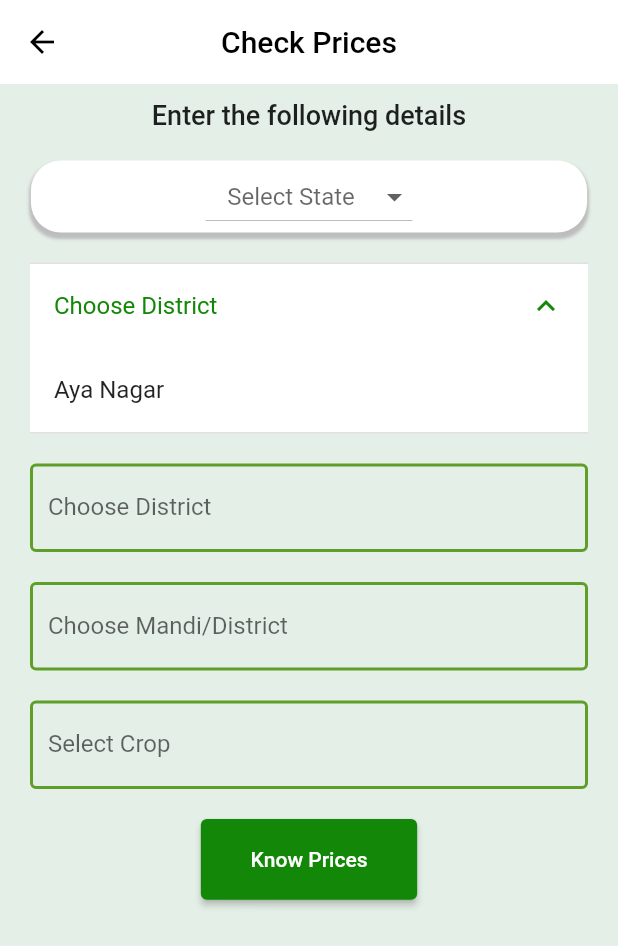
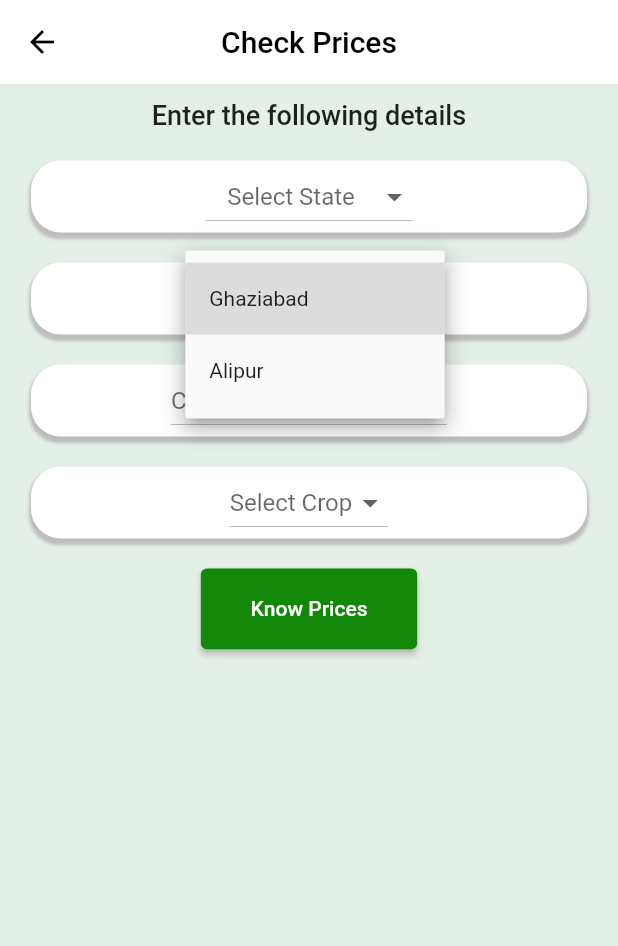
Before and after one commit to abhi2718/AgriChikitsa_Frontend, a Flutter app: the CheckPricesScreen screen opened by its route, after a tap on "Choose District", on a phone screen of 412 x 824 dp. Shown: the top 946 px of the screen. Run offline on Flutter 3.47's test engine with Material 2 defaults, Android fonts, the phone set to English and light mode, and no system bars; our stand-ins replace animated_text_kit, another_flushbar, cached_network_image, chat_bubbles, firebase_auth, firebase_core and 11 more; missing offline and left inert: jumping_dot; accounts and stored records are empty; generated files the repository leaves out were written again.

Commit message:
Prices Button+Weather Screen basic

```diff
--- a/lib/main.dart
+++ b/lib/main.dart
@@ -1,6 +1,7 @@
 import 'package:agriChikitsa/l10n/l10n.dart';
 import 'package:agriChikitsa/screens/tab.screens/hometab.screen/checkPrices.screen/checkPricesViewModel.dart';
 import 'package:agriChikitsa/screens/tab.screens/hometab.screen/createPost.screen/create_post_model.dart';
+import 'package:agriChikitsa/screens/tab.screens/hometab.screen/weather.screen/weatherScreenViewModel.dart';
 import 'package:agriChikitsa/screens/tab.screens/myprofile.screen/myprofile_view_model.dart';
 import 'package:agriChikitsa/screens/tab.screens/notifications.screen/notification_view_model.dart';
 import 'package:flutter/material.dart';
@@ -83,6 +84,9 @@ class App extends StatelessWidget {
         ChangeNotifierProvider<CheckPricesModel>(
           create: (_) => CheckPricesModel(),
         ),
+        ChangeNotifierProvider<WeatherViewModel>(
+          create: (_) => WeatherViewModel(),
+        ),
       ],
       child: Consumer<ProfileViewModel>(
         builder: (context, provider, child) {
--- /dev/null
+++ b/lib/repository/weather.repo/weather_repository.dart
@@ -0,0 +1,6 @@
+import '../../data/network/network_api_service.dart';
+import '../../res/app_url.dart';
+
+class WeatherRepository {
+  final _apiServices = NetworkApiService();
+}
--- a/lib/routes/routes.dart
+++ b/lib/routes/routes.dart
@@ -1,6 +1,7 @@
 import 'package:agriChikitsa/screens/tab.screens/hometab.screen/checkPrices.screen/checkprices.dart';
 import 'package:agriChikitsa/screens/tab.screens/hometab.screen/checkPrices.screen/widgets/pricesScreen.dart';
 import 'package:agriChikitsa/screens/tab.screens/hometab.screen/createPost.screen/createPost.dart';
+import 'package:agriChikitsa/screens/tab.screens/hometab.screen/weather.screen/weathersScreen.dart';
 import 'package:agriChikitsa/screens/tab.screens/myprofile.screen/myprofilescreen.dart';
 import 'package:flutter/material.dart';
 import '../screens/auth.screen/auth.landing/landing.dart';
@@ -26,6 +27,7 @@ class Routes {
     RouteName.createPostRoute: (context) => const CreatePostScreen(),
     RouteName.checkPricesRoute: (context) => const CheckPricesScreen(),
     RouteName.pricesScreenRoute: (context) => const PricesScreen(),
+    RouteName.weatherScreenRoute: (context) => const WeatherScreen(),
     RouteName.chatBotRoute: (context) => const ChatTabScreen(),
     RouteName.myProfileScreenRoute: (context) => const MyProfileScreen(),
     RouteName.notificationScreenRoute: (context) => const NotificationScreen(),
--- a/lib/routes/routes_name.dart
+++ b/lib/routes/routes_name.dart
@@ -9,6 +9,7 @@ class RouteName {
   static const String createPostRoute = "/create/post";
   static const String checkPricesRoute = "/check/prices";
   static const String pricesScreenRoute = "/check/prices/PricesScreen";
+  static const String weatherScreenRoute = "/weatherScreen";
   static const String chatBotRoute = "/chat/bot";
   static const String myProfileScreenRoute = "/myProfileScreen";
   static const String notificationScreenRoute = "/notificationsScreen";
--- a/lib/screens/tab.screens/hometab.screen/checkPrices.screen/checkPricesViewModel.dart
+++ b/lib/screens/tab.screens/hometab.screen/checkPrices.screen/checkPricesViewModel.dart
@@ -21,8 +21,21 @@ class CheckPricesModel with ChangeNotifier {
     "Haryana",
     "Meghalaya"
   ];
+  dynamic districtList = ['Ghaziabad', 'Alipur'];
+  dynamic mandiList = ['Ghazipur Mandi', 'Alipur Mandi'];
+  dynamic cropList = ['Rice', 'Wheat'];
+  var selectedState = "";
+  var selectedDistrict = "";
+  var selectedMandi = "";
+  var selectedCrop = "";
 
-  var selectedState = "";
+  void reinitalize() {
+    selectedState = "";
+    selectedMandi = "";
+    selectedDistrict = "";
+    selectedCrop = "";
+  }
+
   void goToPricesScreen(BuildContext context) {
     Navigator.of(context).pushNamed(RouteName.pricesScreenRoute);
   }
@@ -33,6 +46,21 @@ class CheckPricesModel with ChangeNotifier {
 
   void setSelectedState(String value) {
     selectedState = value;
+    notifyListeners();
+  }
+
+  void setSelectedDistrict(String value) {
+    selectedDistrict = value;
+    notifyListeners();
+  }
+
+  void setSelectedMandi(String value) {
+    selectedMandi = value;
+    notifyListeners();
+  }
+
+  void setSelectedCrop(String value) {
+    selectedCrop = value;
     notifyListeners();
   }
 
--- a/lib/screens/tab.screens/hometab.screen/checkPrices.screen/checkprices.dart
+++ b/lib/screens/tab.screens/hometab.screen/checkPrices.screen/checkprices.dart
@@ -14,7 +14,9 @@ class CheckPricesScreen extends HookWidget {
     final dimension = Utils.getDimensions(context, true);
     final useViewModel = useMemoized(
         () => Provider.of<CheckPricesModel>(context, listen: false));
-
+    useEffect(() {
+      useViewModel.reinitalize();
+    }, []);
     return Scaffold(
       backgroundColor: AppColor.notificationBgColor,
       appBar: AppBar(
@@ -63,7 +65,10 @@ class CheckPricesScreen extends HookWidget {
                     child: Padding(
                       padding: const EdgeInsets.only(left: 30, right: 30),
                       child: DropdownButton(
-                          hint: Text("Select State"),
+                          hint: const BaseText(
+                            title: "Select State",
+                            style: TextStyle(),
+                          ),
                           value: provider.selectedState.isEmpty
                               ? null
                               : useViewModel.selectedState,
@@ -72,9 +77,9 @@ class CheckPricesScreen extends HookWidget {
                               .map<DropdownMenuItem<String>>((String value) {
                             return DropdownMenuItem<String>(
                               value: value,
-                              child: Text(
-                                value,
-                                style: TextStyle(fontSize: 14),
+                              child: BaseText(
+                                title: value,
+                                style: const TextStyle(fontSize: 14),
                               ),
                             );
                           }).toList(),
@@ -88,80 +93,138 @@ class CheckPricesScreen extends HookWidget {
               const SizedBox(
                 height: 20,
               ),
-              const ExpansionTile(
-                initiallyExpanded: false,
-                title: Text("Choose District"),
-                collapsedBackgroundColor: Colors.white,
-                backgroundColor: Colors.white,
-                children: [
-                  ListTile(
-                    title: Text("Aya Nagar"),
-                  )
-                ],
-              ),
+              Consumer<CheckPricesModel>(builder: (context, provider, child) {
+                return Container(
+                  width: dimension['width']! * 0.90,
+                  decoration: BoxDecoration(
+                      boxShadow: [
+                        BoxShadow(
+                            color: Colors.grey[400]!,
+                            blurRadius: 1.0,
+                            spreadRadius: 1,
+                            offset: Offset(0, 3))
+                      ],
+                      color: Colors.white,
+                      borderRadius: BorderRadius.circular(20)),
+                  child: Center(
+                    child: Padding(
+                      padding: const EdgeInsets.only(left: 30, right: 30),
+                      child: DropdownButton(
+                          hint: const BaseText(
+                            title: "Choose District",
+                            style: TextStyle(),
+                          ),
+                          value: provider.selectedDistrict.isEmpty
+                              ? null
+                              : useViewModel.selectedDistrict,
+                          alignment: AlignmentDirectional.center,
+                          items: provider.districtList
+                              .map<DropdownMenuItem<String>>((String value) {
+                            return DropdownMenuItem<String>(
+                              value: value,
+                              child: BaseText(
+                                title: value,
+                                style: const TextStyle(fontSize: 14),
+                              ),
+                            );
+                          }).toList(),
+                          onChanged: (value) {
+                            provider.setSelectedDistrict(value!);
+                          }),
+                    ),
+                  ),
+                );
+              }),
               const SizedBox(
                 height: 20,
               ),
-              TextField(
-                decoration: const InputDecoration(
-                  labelText: "Choose District",
-                  border: OutlineInputBorder(),
-                  enabledBorder: OutlineInputBorder(
-                    borderSide:
-                        BorderSide(color: AppColor.darkColor, width: 2.0),
+              Consumer<CheckPricesModel>(builder: (context, provider, child) {
+                return Container(
+                  width: dimension['width']! * 0.90,
+                  decoration: BoxDecoration(
+                      boxShadow: [
+                        BoxShadow(
+                            color: Colors.grey[400]!,
+                            blurRadius: 1.0,
+                            spreadRadius: 1,
+                            offset: Offset(0, 3))
+                      ],
+                      color: Colors.white,
+                      borderRadius: BorderRadius.circular(20)),
+                  child: Center(
+                    child: Padding(
+                      padding: const EdgeInsets.only(left: 30, right: 30),
+                      child: DropdownButton(
+                          hint: const BaseText(
+                            title: "Choose Mandi/District",
+                            style: TextStyle(),
+                          ),
+                          value: provider.selectedMandi.isEmpty
+                              ? null
+                              : useViewModel.selectedMandi,
+                          alignment: AlignmentDirectional.center,
+                          items: provider.mandiList
+                              .map<DropdownMenuItem<String>>((String value) {
+                            return DropdownMenuItem<String>(
+                              value: value,
+                              child: BaseText(
+                                title: value,
+                                style: const TextStyle(fontSize: 14),
+                              ),
+                            );
+                          }).toList(),
+                          onChanged: (value) {
+                            provider.setSelectedMandi(value!);
+                          }),
+                    ),
                   ),
-                ),
-                keyboardType: TextInputType.name,
-                onChanged: (value) {},
-                onTapOutside: (_) =>
-                    FocusManager.instance.primaryFocus?.unfocus(),
-                onSubmitted: (_) {
-                  FocusManager.instance.primaryFocus?.unfocus();
-                },
-                onEditingComplete: () {},
-              ),
+                );
+              }),
               const SizedBox(
                 height: 20,
               ),
-              TextField(
-                decoration: const InputDecoration(
-                  labelText: "Choose Mandi/District",
-                  border: OutlineInputBorder(),
-                  enabledBorder: OutlineInputBorder(
-                    borderSide:
-                        BorderSide(color: AppColor.darkColor, width: 2.0),
+              Consumer<CheckPricesModel>(builder: (context, provider, child) {
+                return Container(
+                  width: dimension['width']! * 0.90,
+                  decoration: BoxDecoration(
+                      boxShadow: [
+                        BoxShadow(
+                            color: Colors.grey[400]!,
+                            blurRadius: 1.0,
+                            spreadRadius: 1,
+                            offset: Offset(0, 3))
+                      ],
+                      color: Colors.white,
+                      borderRadius: BorderRadius.circular(20)),
+                  child: Center(
+                    child: Padding(
+                      padding: const EdgeInsets.only(left: 30, right: 30),
+                      child: DropdownButton(
+                          hint: const BaseText(
+                            title: "Select Crop",
+                            style: TextStyle(),
+                          ),
+                          value: provider.selectedCrop.isEmpty
+                              ? null
+                              : useViewModel.selectedCrop,
+                          alignment: AlignmentDirectional.center,
+                          items: provider.cropList
+                              .map<DropdownMenuItem<String>>((String value) {
+                            return DropdownMenuItem<String>(
+                              value: value,
+                              child: BaseText(
+                                title: value,
+                                style: const TextStyle(fontSize: 14),
+                              ),
+                            );
+                          }).toList(),
+                          onChanged: (value) {
+                            provider.setSelectedCrop(value!);
+                          }),
+                    ),
                   ),
-                ),
-                keyboardType: TextInputType.name,
-                onChanged: (value) {},
-                onTapOutside: (_) =>
-                    FocusManager.instance.primaryFocus?.unfocus(),
-                onSubmitted: (_) {
-                  FocusManager.instance.primaryFocus?.unfocus();
-                },
-                onEditingComplete: () {},
-              ),
-              const SizedBox(
-                height: 20,
-              ),
-              TextField(
-                decoration: const InputDecoration(
-                  labelText: "Select Crop",
-                  border: OutlineInputBorder(),
-                  enabledBorder: OutlineInputBorder(
-                    borderSide:
-                        BorderSide(color: AppColor.darkColor, width: 2.0),
-                  ),
-                ),
-                keyboardType: TextInputType.name,
-                onChanged: (value) {},
-                onTapOutside: (_) =>
-                    FocusManager.instance.primaryFocus?.unfocus(),
-                onSubmitted: (_) {
-                  FocusManager.instance.primaryFocus?.unfocus();
-                },
-                onEditingComplete: () {},
-              ),
+                );
+              }),
               const SizedBox(
                 height: 20,
               ),
--- /dev/null
+++ b/lib/screens/tab.screens/hometab.screen/weather.screen/weatherScreenViewModel.dart
@@ -0,0 +1,11 @@
+import 'package:agriChikitsa/repository/check_prices.repo/check_prices_repository.dart';
+import 'package:agriChikitsa/repository/weather.repo/weather_repository.dart';
+import 'package:flutter/material.dart';
+
+class WeatherViewModel with ChangeNotifier {
+  final _weatherRepository = WeatherRepository();
+
+  void goBack(BuildContext context) {
+    Navigator.pop(context);
+  }
+}
--- /dev/null
+++ b/lib/screens/tab.screens/hometab.screen/weather.screen/weathersScreen.dart
@@ -0,0 +1,31 @@
+import 'package:agriChikitsa/screens/tab.screens/hometab.screen/weather.screen/weatherScreenViewModel.dart';
+import 'package:flutter/material.dart';
+import 'package:flutter_hooks/flutter_hooks.dart';
+import 'package:provider/provider.dart';
+
+import '../../../../res/color.dart';
+import '../../../../widgets/text.widgets/text.dart';
+
+class WeatherScreen extends HookWidget {
+  const WeatherScreen({super.key});
+
+  @override
+  Widget build(BuildContext context) {
+    final useViewModel = useMemoized(
+        () => Provider.of<WeatherViewModel>(context, listen: false));
+    return Scaffold(
+      appBar: AppBar(
+        centerTitle: true,
+        leading: InkWell(
+            onTap: () => useViewModel.goBack(context),
+            child: const Icon(Icons.arrow_back)),
+        title: const BaseText(
+          // title: AppLocalizations.of(context)!.createPosthi,
+          title: "Birkuniya, M.P",
+          style: TextStyle(fontSize: 17, fontWeight: FontWeight.w500),
+        ),
+        elevation: 0.0,
+      ),
+    );
+  }
+}
--- a/lib/screens/tab.screens/hometab.screen/widgets/header.dart
+++ b/lib/screens/tab.screens/hometab.screen/widgets/header.dart
@@ -5,6 +5,7 @@ import 'package:flutter/material.dart';
 import 'package:flutter_hooks/flutter_hooks.dart';
 import 'package:provider/provider.dart';
 
+import '../../../../routes/routes_name.dart';
 import '../../notifications.screen/notification_view_model.dart';
 import './category_button.dart';
 import './notification_widget.dart';
@@ -46,6 +47,16 @@ class HeaderWidget extends HookWidget {
                   Row(
                     crossAxisAlignment: CrossAxisAlignment.center,
                     children: [
+                      InkWell(
+                        onTap: () {
+                          Navigator.of(context)
+                              .pushNamed(RouteName.weatherScreenRoute);
+                        },
+                        child: const Icon(Icons.thunderstorm_outlined),
+                      ),
+                      const SizedBox(
+                        width: 10,
+                      ),
                       Consumer<NotificationViewModel>(
                           builder: (context, provider, child) {
                         return NotificationIndicatorButton(
```
